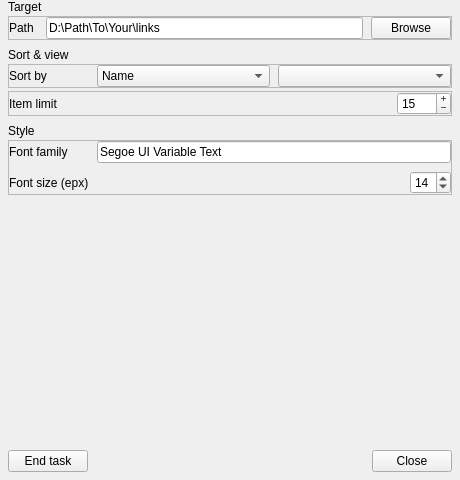
The window that src/maindialog.ui (llahteinen/SystrayLinks) describes before a commit, drawn with Qt 5.
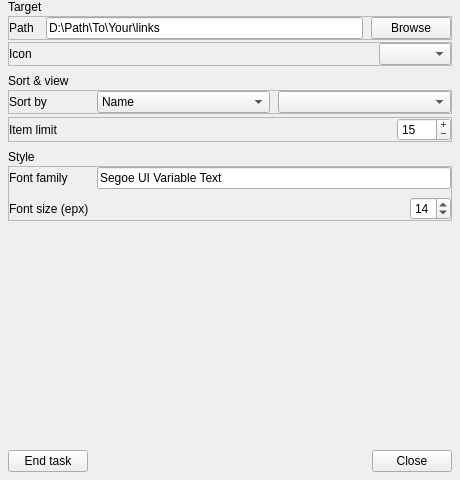
The same window after the commit.

Commit message: Add: Icon selection

What changed in the file:
```diff
--- a/src/maindialog.ui
+++ b/src/maindialog.ui
@@ -30,7 +30,7 @@
     <number>8</number>
    </property>
    <item>
-    <layout class="QVBoxLayout" name="verticalLayout_1" stretch="0,1">
+    <layout class="QVBoxLayout" name="verticalLayout_1" stretch="0,1,1">
      <property name="spacing">
       <number>2</number>
      </property>
@@ -114,6 +114,65 @@
        </layout>
       </widget>
      </item>
+     <item>
+      <widget class="QFrame" name="frame_1_2">
+       <property name="frameShape">
+        <enum>QFrame::Shape::StyledPanel</enum>
+       </property>
+       <property name="frameShadow">
+        <enum>QFrame::Shadow::Raised</enum>
+       </property>
+       <property name="role" stdset="0">
+        <string notr="true">card</string>
+       </property>
+       <layout class="QGridLayout" name="gridLayout_2" columnstretch="0,1">
+        <property name="leftMargin">
+         <number>0</number>
+        </property>
+        <property name="topMargin">
+         <number>0</number>
+        </property>
+        <property name="rightMargin">
+         <number>0</number>
+        </property>
+        <property name="bottomMargin">
+         <number>0</number>
+        </property>
+        <property name="horizontalSpacing">
+         <number>8</number>
+        </property>
+        <item row="0" column="0">
+         <widget class="QLabel" name="icon_label">
+          <property name="minimumSize">
+           <size>
+            <width>80</width>
+            <height>0</height>
+           </size>
+          </property>
+          <property name="maximumSize">
+           <size>
+            <width>160</width>
+            <height>16777215</height>
+           </size>
+          </property>
+          <property name="text">
+           <string>Icon</string>
+          </property>
+         </widget>
+        </item>
+        <item row="0" column="1" alignment="Qt::AlignmentFlag::AlignRight">
+         <widget class="QComboBox" name="icon_comboBox">
+          <property name="sizePolicy">
+           <sizepolicy hsizetype="Minimum" vsizetype="Fixed">
+            <horstretch>0</horstretch>
+            <verstretch>0</verstretch>
+           </sizepolicy>
+          </property>
+         </widget>
+        </item>
+       </layout>
+      </widget>
+     </item>
     </layout>
    </item>
    <item>
```
Left out of the diff: 2 changed lines with no effect on the pictures. The commit also changes 7 other files.
